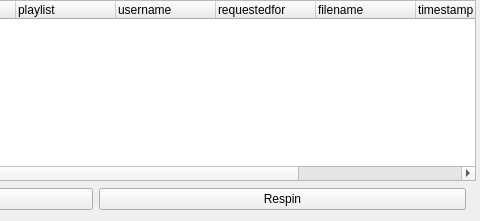
Above: nowplaying/resources/request_window.ui from whatsnowplaying/whats-now-playing before the change; both pictures show x 285 to 765 and y 0 to 221 of the 765 by 221 pixel window. Below: the same form after it.
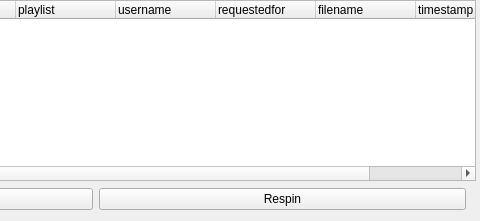
That is the form after the change.

Commit message: move reqid to a userrole

What changed in the file:
```diff
--- a/nowplaying/resources/request_window.ui
+++ b/nowplaying/resources/request_window.ui
@@ -101,14 +101,6 @@
         <set>AlignLeading|AlignVCenter</set>
        </property>
       </column>
-      <column>
-       <property name="text">
-        <string>reqid</string>
-       </property>
-       <property name="textAlignment">
-        <set>AlignLeading|AlignVCenter</set>
-       </property>
-      </column>
      </widget>
     </item>
     <item>
```
The commit also changes 2 other files.
